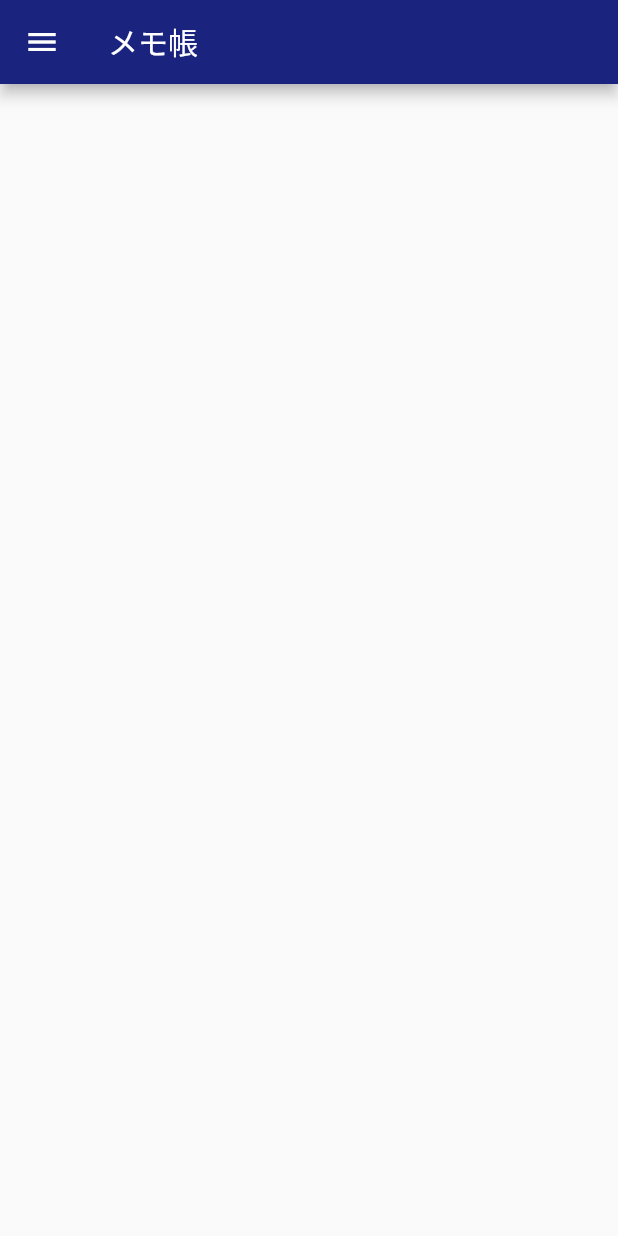
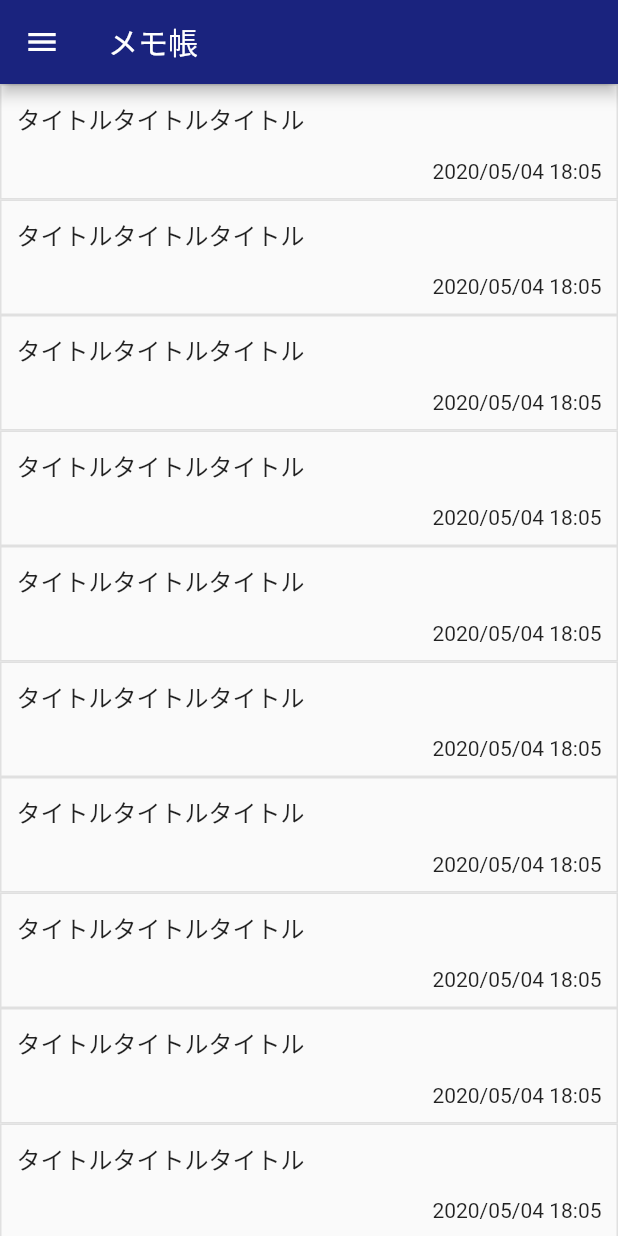
Before and after one commit to enutake/flutter_practice, a Flutter app: the screen it shows after launch, on a phone screen of 412 x 824 dp. Run offline on Flutter 3.47's test engine with Material 2 defaults, Android fonts, the phone set to English and light mode, and no system bars.

Commit message:
feat: メインページのリストレイアウトいったん完成

```diff
--- a/memo_list/memo_list/lib/main.dart
+++ b/memo_list/memo_list/lib/main.dart
@@ -30,6 +30,11 @@ class ListState extends State<MyHomePage> {
   Widget build(BuildContext context) {
     return Scaffold(
       appBar: AppBar(title: Text("メモ帳"),),
+      body: ListView(
+        children: <Widget>[
+          memoList(),
+        ],
+      ),
       drawer: Drawer(
         child: ListView(
           children: <Widget>[
@@ -57,4 +62,79 @@ class ListState extends State<MyHomePage> {
       ),
     );
   }
+
+  Widget memoList() {
+    return Column(
+      children: <Widget>[
+        memo(),
+        memo(),
+        memo(),
+        memo(),
+        memo(),
+        memo(),
+        memo(),
+        memo(),
+        memo(),
+        memo(),
+        memo(),
+        memo(),
+        memo(),
+        memo(),
+      ],
+    );
+  }
+
+  Widget memo() {
+    return InkWell(
+      onTap: (){},
+      child: Container(
+        padding: EdgeInsets.all(10),
+        decoration: BoxDecoration(
+          border: Border.all(
+            color: Colors.grey[300],
+            width: 1,
+          ),
+        ),
+        child: Column(
+          children: <Widget>[
+            title(),
+            modifiedAt()
+          ],
+        ),
+      ),
+    );
+  }
+
+  Widget title() {
+    return Row(
+      mainAxisAlignment: MainAxisAlignment.start,
+      children: <Widget>[
+        Text.rich(
+          TextSpan(
+            text: "タイトルタイトルタイトル",
+            style: TextStyle(
+              fontSize: 16,
+            ),
+          ),
+        ),
+      ],
+    );
+  }
+
+  Widget modifiedAt() {
+    return Container(
+      padding: EdgeInsets.only(top: 15),
+      child: Row(
+        mainAxisAlignment: MainAxisAlignment.end,
+        children: <Widget>[
+          Text.rich(
+            TextSpan(
+              text: "2020/05/04 18:05",
+            ),
+          ),
+        ],
+      ),
+    );
+  }
+
 }
```
